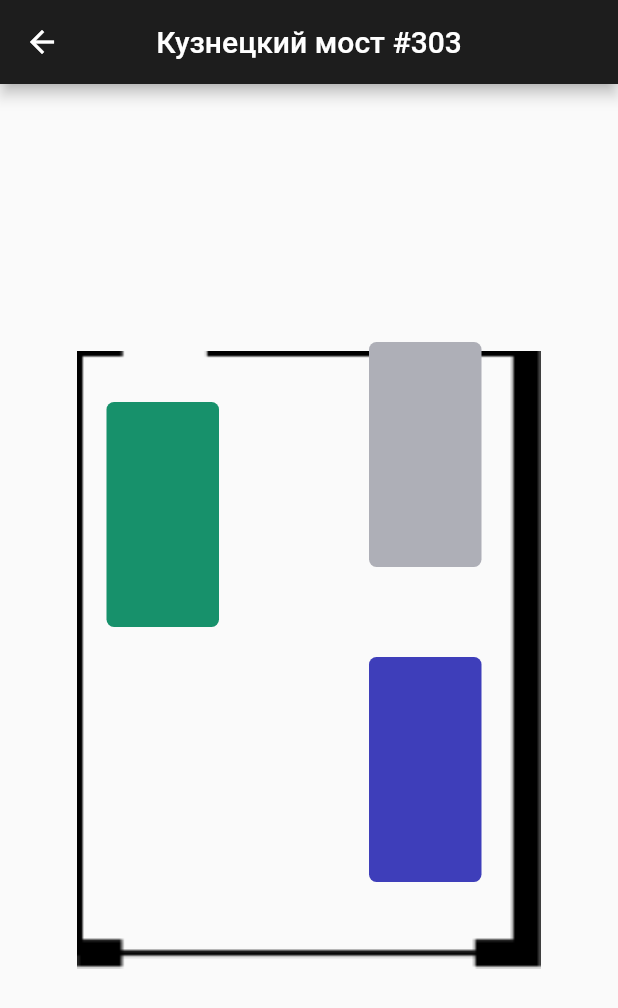
After one commit to jibulani/office_reservation, a Flutter app: the screen it shows after launch, after a tap on "Кузнецкий мост #303", on a phone screen of 412 x 824 dp. The commit adds this screen. Shown: the top 1008 px of the screen. Run offline on Flutter 3.47's test engine with Material 2 defaults, Android fonts, the phone set to English and light mode, and no system bars; our stand-ins replace bloc, equatable, flutter_bloc.

Commit message:
add page for reservation places by location

```diff
--- /dev/null
+++ b/lib/repository/model/place.dart
@@ -0,0 +1,13 @@
+
+class Place {
+  final int id;
+  final int xCoordinate;
+  final int yCoordinate;
+  final double height;
+  final double width;
+  final bool isReserved;
+  final bool isSelected;
+
+  Place(this.id, this.xCoordinate, this.yCoordinate, this.height, this.width,
+      this.isReserved, this.isSelected);
+}
--- /dev/null
+++ b/lib/repository/reserve_location_place_repository.dart
@@ -0,0 +1,19 @@
+
+import 'package:office_reservation/repository/model/place.dart';
+
+class ReserveLocationPlaceRepository {
+  List<Place> _data = [];
+
+  Future<void> fetchData() async {
+    // simulate real data fetching
+    await Future.delayed(const Duration(milliseconds: 600)); // TODO: get places from db
+    // store dummy data
+    _data = [
+      Place(1, 40, 240, 150, 75, true, false),
+      Place(2, 40, 30, 150, 75, false, false),
+      Place(3, -135, 200, 150, 75, false, true),
+    ];
+  }
+
+  List<Place> get data => _data;
+}
--- a/lib/ui/page/locations_page.dart
+++ b/lib/ui/page/locations_page.dart
@@ -2,6 +2,7 @@
 import 'package:flutter/material.dart';
 import 'package:office_reservation/repository/model/location.dart';
 import 'package:office_reservation/ui/page/application_page.dart';
+import 'package:office_reservation/ui/page/reserve_location_place_page.dart';
 
 class LocationsPage extends StatelessWidget {
   final List<Location> locations;
@@ -47,6 +48,14 @@ class LocationsPage extends StatelessWidget {
                     fontSize: 18,
                   ),
                 ),
+                onTap: () {
+                  Navigator.of(context).push(
+                    MaterialPageRoute(
+                      builder: (context) =>
+                          ReserveLocationPlacePage(location: locations.elementAt(index)),
+                    ),
+                  );
+                },
               ),
             );
           },
--- /dev/null
+++ b/lib/ui/page/place_painter.dart
@@ -0,0 +1,46 @@
+import 'package:flutter/material.dart';
+import 'package:office_reservation/repository/model/place.dart';
+
+class PlacePainter extends StatelessWidget {
+
+  static const Color availablePlaceColor = Color(0xFF3E3EBA);
+  static const Color selectedPlaceColor = Color(0xFF17916B);
+  static const Color reservedPlaceColor = Color(0xFFAEAFB7);
+
+  final List<Place> places;
+
+  const PlacePainter({Key? key, required this.places}) : super(key: key);
+
+  @override
+  Widget build(BuildContext context) {
+    return Stack(
+      children: buildPlaces(context),
+    );
+  }
+
+  List<Widget> buildPlaces(BuildContext context) {
+    List<Widget> placeWidgets = [];
+    for (var element in places) {
+      placeWidgets.add(
+          Positioned(
+              left: MediaQuery.of(context).size.width / 2 + element.xCoordinate,
+              top: MediaQuery.of(context).size.height / 2 - element.yCoordinate,
+              child: Container(
+                width: element.width,
+                height: element.height,
+                decoration: BoxDecoration(
+                    color: element.isSelected ? selectedPlaceColor : element.isReserved ? reservedPlaceColor : availablePlaceColor,
+                    borderRadius: BorderRadius.circular(5)
+                ),
+                child: MaterialButton(
+                  onPressed: () {
+                    // TODO:
+                  },
+                ),
+              )
+          )
+      );
+    }
+    return placeWidgets;
+  }
+}
--- /dev/null
+++ b/lib/ui/page/reserve_location_place_page.dart
@@ -0,0 +1,52 @@
+
+import 'package:flutter/cupertino.dart';
+import 'package:flutter/material.dart';
+import 'package:office_reservation/repository/model/location.dart';
+import 'package:office_reservation/repository/model/place.dart';
+import 'package:office_reservation/ui/page/application_page.dart';
+import 'package:office_reservation/ui/page/place_painter.dart';
+
+class ReserveLocationPlacePage extends StatelessWidget {
+
+  final Location location;
+  final List<Place> places = [
+    Place(1, 40, 240, 150, 75, true, false),
+    Place(2, 40, 30, 150, 75, false, false),
+    Place(3, -135, 200, 150, 75, false, true),
+  ];
+
+  ReserveLocationPlacePage({Key? key, required this.location}) : super(key: key);
+
+  @override
+  Widget build(BuildContext context) {
+    // TODO: implement build
+    return Scaffold(
+      appBar: AppBar(
+        backgroundColor: ApplicationPage.themeColor,
+        centerTitle: true,
+        title: Text(location.name),
+      ),
+      body: Stack(
+          children: [
+            Positioned(
+                // left: MediaQuery.of(context).size.width / 2,
+                // top: MediaQuery.of(context).size.height / 2,
+                child: Center(
+                  child: SizedBox(
+                    width: MediaQuery.of(context).size.width,
+                    height: MediaQuery.of(context).size.width,
+                    child: const FittedBox(
+                      child: Image(
+                          image: AssetImage('graphics/default_office.png'),
+                      ),
+                    ),
+                  ),
+                )
+            ),
+            PlacePainter(places: places,)
+          ]
+      ), // TODO
+    );
+  }
+
+}
--- a/pubspec.yaml
+++ b/pubspec.yaml
@@ -62,7 +62,7 @@ flutter:
   # the material Icons class.
   uses-material-design: true
   assets:
-    - graphics/reservation_refresh_icon.jpeg
+    - graphics/
 
   # To add assets to your application, add an assets section, like this:
   # assets:
```
Also changed, not shown: graphics/default_office.png (added).
